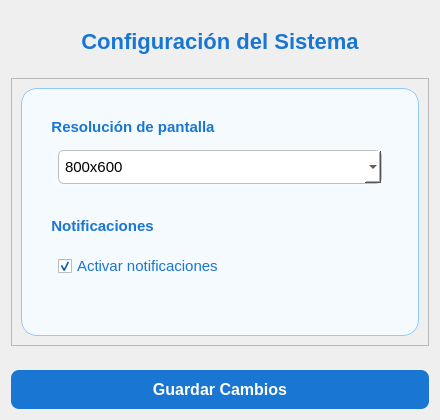
decinx1/Sistema-hidrop-nico-Monitoreado, file ui/configuracion.ui: the form before one commit.
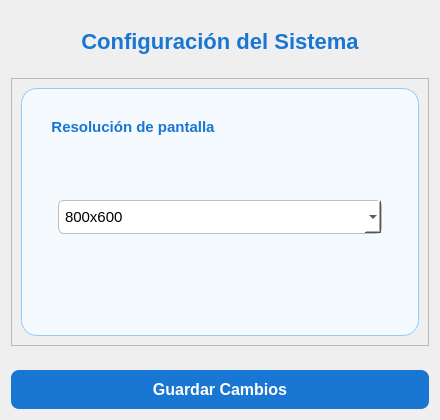
The form after the commit.

What changed in the file:
```diff
--- a/ui/configuracion.ui
+++ b/ui/configuracion.ui
@@ -82,32 +82,6 @@
             </layout>
            </widget>
           </item>
-            
-          <item>
-           <widget class="QGroupBox" name="groupNotificaciones">
-            <property name="title">
-             <string>Notificaciones</string>
-            </property>
-            <property name="styleSheet">
-             <string>QGroupBox { font-size: 15px; font-weight: 600; color: #1976D2; border: none; margin-top: 10px; }</string>
-            </property>
-            <layout class="QVBoxLayout" name="verticalLayoutNotificaciones">
-             <item>
-              <widget class="QCheckBox" name="checkNotificaciones">
-               <property name="text">
-                <string>Activar notificaciones</string>
-               </property>
-               <property name="checked">
-                <bool>true</bool>
-               </property>
-               <property name="styleSheet">
-                <string>font-size: 15px; color: #1976D2;</string>
-               </property>
-              </widget>
-             </item>
-            </layout>
-           </widget>
-          </item>
          </layout>
         </widget>
        </item>
```
